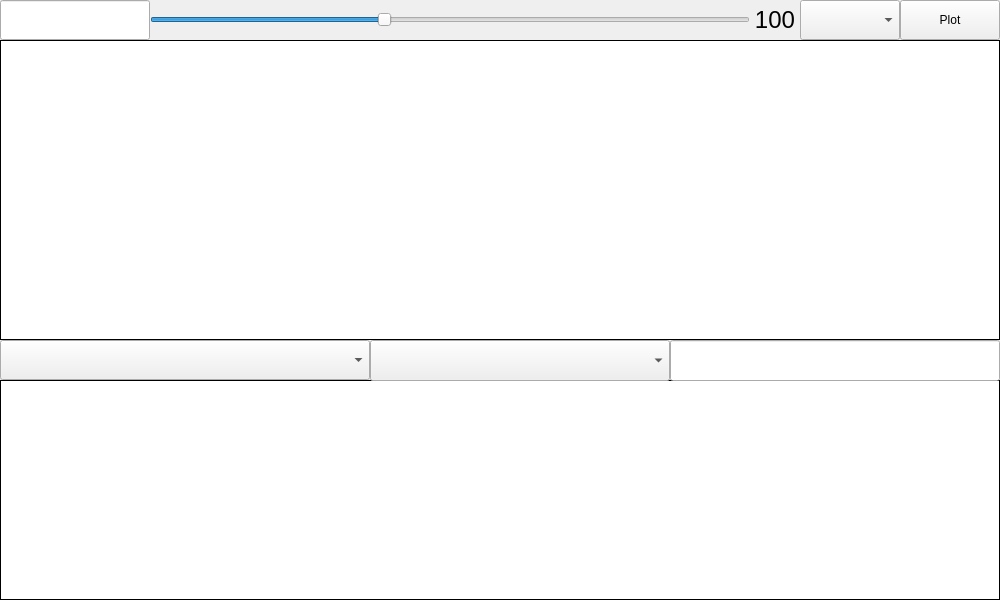
1010101012101/CryptoPrinterEditor, file mainUI.ui: the form before one commit.
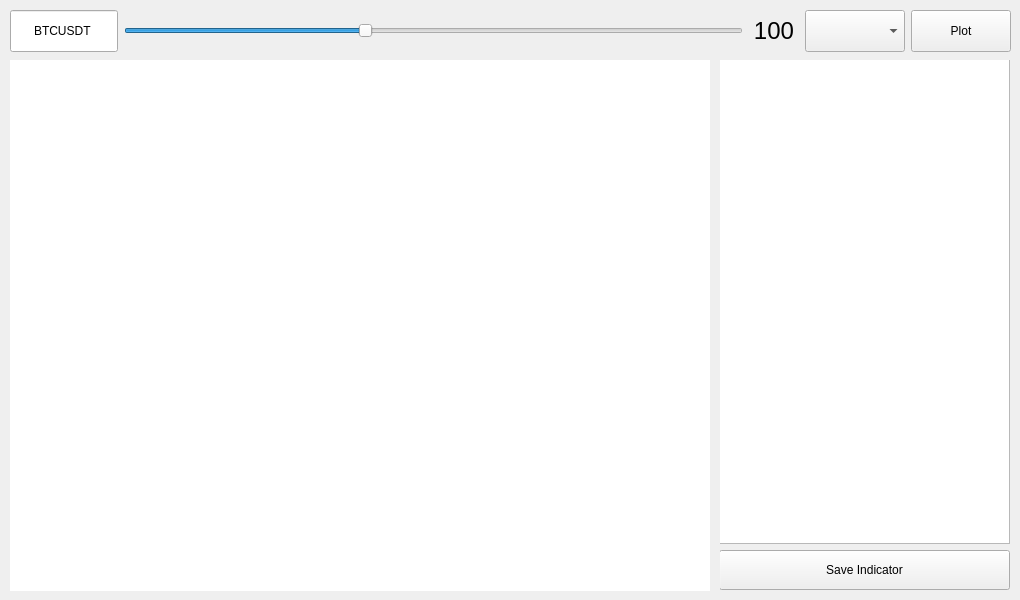
The form after the commit.

Diff of the .ui file:
```diff
--- a/mainUI.ui
+++ b/mainUI.ui
@@ -6,7 +6,7 @@
    <rect>
     <x>0</x>
     <y>0</y>
-    <width>1000</width>
+    <width>1020</width>
     <height>600</height>
    </rect>
   </property>
@@ -17,14 +17,14 @@
    <widget class="QGraphicsView" name="chart_plotter">
     <property name="geometry">
      <rect>
-      <x>0</x>
-      <y>40</y>
-      <width>1000</width>
-      <height>300</height>
+      <x>10</x>
+      <y>60</y>
+      <width>700</width>
+      <height>531</height>
      </rect>
     </property>
     <property name="frameShape">
-     <enum>QFrame::Box</enum>
+     <enum>QFrame::NoFrame</enum>
     </property>
     <property name="frameShadow">
      <enum>QFrame::Plain</enum>
@@ -33,59 +33,42 @@
      <number>1</number>
     </property>
    </widget>
-   <widget class="QGraphicsView" name="indicator_plotter">
+   <widget class="QWidget" name="horizontalLayoutWidget">
     <property name="geometry">
      <rect>
-      <x>0</x>
-      <y>380</y>
-      <width>1000</width>
-      <height>220</height>
+      <x>10</x>
+      <y>10</y>
+      <width>1001</width>
+      <height>42</height>
      </rect>
     </property>
-    <property name="frameShape">
-     <enum>QFrame::Box</enum>
-    </property>
-    <property name="frameShadow">
-     <enum>QFrame::Plain</enum>
-    </property>
-    <property name="lineWidth">
-     <number>1</number>
-    </property>
-   </widget>
+    <layout class="QHBoxLayout" name="plotsettings_layout">
+     <item>
    <widget class="QLineEdit" name="symbol_input">
-    <property name="geometry">
-     <rect>
-      <x>0</x>
-      <y>0</y>
-      <width>150</width>
-      <height>40</height>
-     </rect>
-    </property>
-   </widget>
-   <widget class="QPushButton" name="plot_button">
-    <property name="geometry">
-     <rect>
-      <x>900</x>
-      <y>0</y>
+       <property name="sizePolicy">
+        <sizepolicy hsizetype="Minimum" vsizetype="Minimum">
+         <horstretch>0</horstretch>
+         <verstretch>0</verstretch>
+        </sizepolicy>
+       </property>
+       <property name="minimumSize">
+        <size>
       <width>100</width>
-      <height>40</height>
-     </rect>
+         <height>30</height>
+        </size>
     </property>
     <property name="text">
-     <string>Plot</string>
-    </property>
-   </widget>
+        <string>BTCUSDT</string>
+       </property>
+       <property name="alignment">
+        <set>Qt::AlignCenter</set>
+       </property>
+      </widget>
+     </item>
+     <item>
    <widget class="QSlider" name="length_slider">
-    <property name="geometry">
-     <rect>
-      <x>150</x>
-      <y>0</y>
-      <width>600</width>
-      <height>40</height>
-     </rect>
-    </property>
     <property name="sizePolicy">
-     <sizepolicy hsizetype="Expanding" vsizetype="Expanding">
+        <sizepolicy hsizetype="Expanding" vsizetype="Fixed">
       <horstretch>0</horstretch>
       <verstretch>0</verstretch>
      </sizepolicy>
@@ -120,20 +103,20 @@
      <bool>false</bool>
     </property>
    </widget>
+     </item>
+     <item>
    <widget class="QLabel" name="length_label">
-    <property name="geometry">
-     <rect>
-      <x>750</x>
-      <y>0</y>
+       <property name="sizePolicy">
+        <sizepolicy hsizetype="Minimum" vsizetype="Minimum">
+         <horstretch>0</horstretch>
+         <verstretch>0</verstretch>
+        </sizepolicy>
+       </property>
+       <property name="minimumSize">
+        <size>
       <width>50</width>
-      <height>40</height>
-     </rect>
-    </property>
-    <property name="sizePolicy">
-     <sizepolicy hsizetype="Expanding" vsizetype="Expanding">
-      <horstretch>0</horstretch>
-      <verstretch>0</verstretch>
-     </sizepolicy>
+         <height>30</height>
+        </size>
     </property>
     <property name="font">
      <font>
@@ -159,45 +142,109 @@
      <bool>false</bool>
     </property>
    </widget>
+     </item>
+     <item>
    <widget class="QComboBox" name="interval_comboBox">
+       <property name="sizePolicy">
+        <sizepolicy hsizetype="Minimum" vsizetype="Minimum">
+         <horstretch>0</horstretch>
+         <verstretch>0</verstretch>
+        </sizepolicy>
+       </property>
+       <property name="minimumSize">
+        <size>
+         <width>100</width>
+         <height>30</height>
+        </size>
+       </property>
+      </widget>
+     </item>
+     <item>
+      <widget class="QPushButton" name="plot_button">
+       <property name="sizePolicy">
+        <sizepolicy hsizetype="Minimum" vsizetype="Minimum">
+         <horstretch>0</horstretch>
+         <verstretch>0</verstretch>
+        </sizepolicy>
+       </property>
+       <property name="minimumSize">
+        <size>
+         <width>100</width>
+         <height>30</height>
+        </size>
+       </property>
+       <property name="text">
+        <string>Plot</string>
+       </property>
+      </widget>
+     </item>
+    </layout>
+   </widget>
+   <widget class="QStackedWidget" name="stackedWidget">
     <property name="geometry">
      <rect>
-      <x>800</x>
-      <y>0</y>
-      <width>100</width>
-      <height>40</height>
+      <x>720</x>
+      <y>60</y>
+      <width>290</width>
+      <height>530</height>
      </rect>
     </property>
-   </widget>
-   <widget class="QComboBox" name="indicator_comboBox">
+    <property name="currentIndex">
+     <number>1</number>
+    </property>
+    <widget class="QWidget" name="indicatoroverview_page">
+     <widget class="QWidget" name="verticalLayoutWidget">
     <property name="geometry">
      <rect>
       <x>0</x>
-      <y>340</y>
-      <width>370</width>
+        <y>0</y>
+        <width>371</width>
+        <height>531</height>
+       </rect>
+      </property>
+      <layout class="QVBoxLayout" name="indicatorsettings_layout">
+       <item>
+        <widget class="QColumnView" name="indicatoroverview_view"/>
+       </item>
+      </layout>
+     </widget>
+    </widget>
+    <widget class="QWidget" name="indicatorsettings_page">
+     <widget class="QWidget" name="verticalLayoutWidget_2">
+      <property name="geometry">
+       <rect>
+        <x>-1</x>
+        <y>-1</y>
+        <width>291</width>
+        <height>531</height>
+       </rect>
+      </property>
+      <layout class="QVBoxLayout" name="verticalLayout">
+       <item>
+        <widget class="QListView" name="indicatorsettings_view"/>
+       </item>
+       <item>
+        <widget class="QPushButton" name="saveindicator_button">
+         <property name="sizePolicy">
+          <sizepolicy hsizetype="Minimum" vsizetype="Minimum">
+           <horstretch>0</horstretch>
+           <verstretch>0</verstretch>
+          </sizepolicy>
+         </property>
+         <property name="minimumSize">
+          <size>
+           <width>0</width>
       <height>40</height>
-     </rect>
-    </property>
-   </widget>
-   <widget class="QComboBox" name="key_comboBox">
-    <property name="geometry">
-     <rect>
-      <x>370</x>
-      <y>340</y>
-      <width>300</width>
-      <height>41</height>
-     </rect>
-    </property>
-   </widget>
-   <widget class="QLineEdit" name="value_input">
-    <property name="geometry">
-     <rect>
-      <x>670</x>
-      <y>340</y>
-      <width>330</width>
-      <height>41</height>
-     </rect>
-    </property>
+          </size>
+         </property>
+         <property name="text">
+          <string>Save Indicator</string>
+         </property>
+        </widget>
+       </item>
+      </layout>
+     </widget>
+    </widget>
    </widget>
   </widget>
  </widget>
```
Left out of the diff: 2 changed lines with no effect on the pictures. Lines whose indentation alone changed are shown as unchanged.
